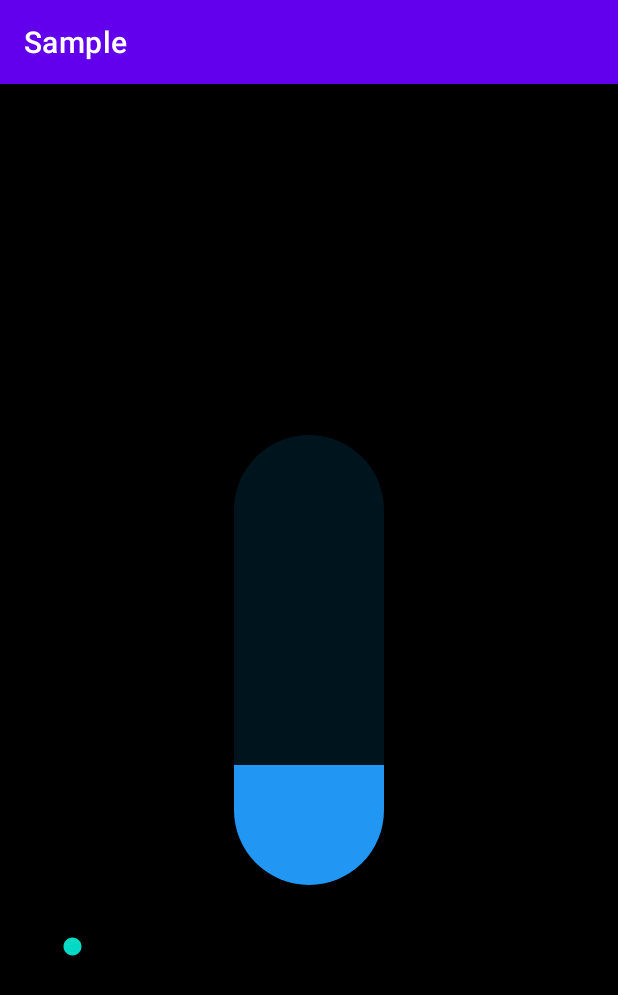
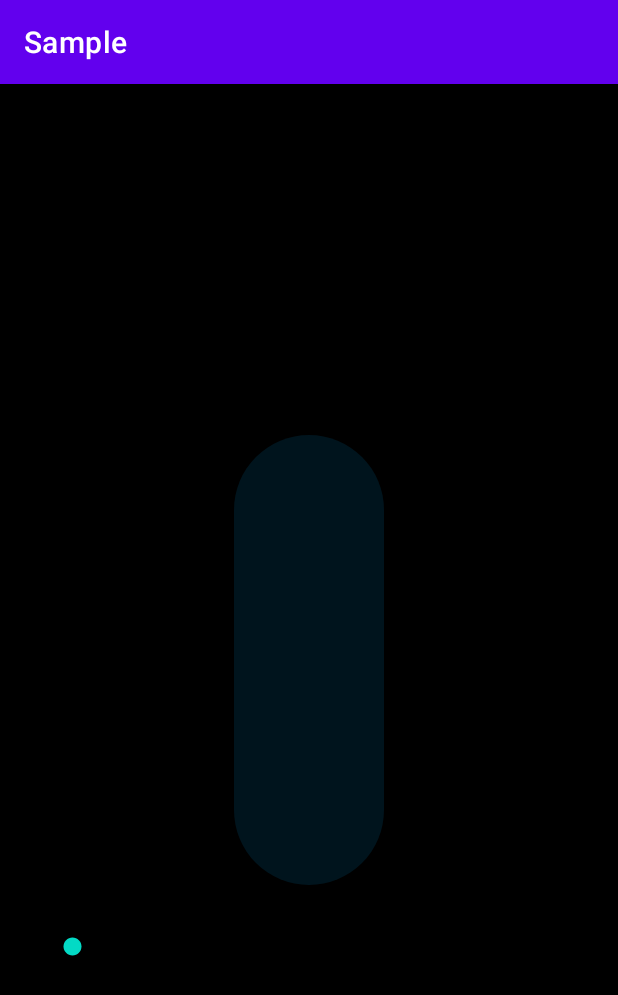
Before and after one commit to luthfipun/CardBattery, an Android app: the screen it shows after launch (MainActivity), on a phone screen of 412 x 824 dp. Shown: the top 995 px of the screen. Run offline under Robolectric (Android 15) with nearby library versions, the light colour scheme and no system bars.

Commit message:
Fix typo and added show progress status

```diff
--- a/app/src/main/res/layout/activity_main.xml
+++ b/app/src/main/res/layout/activity_main.xml
@@ -13,8 +13,9 @@
         android:layout_height="300dp"
         app:cbProgress="0"
         app:cbRadius="120"
-        app:cbProgress_color="#2196F3"
+        app:cbProgressColor="#2196F3"
         app:cbBackground="#1E03A9F4"
+        app:cbShowProgress="false"
         app:layout_constraintBottom_toBottomOf="parent"
         app:layout_constraintEnd_toEndOf="parent"
         app:layout_constraintHorizontal_bias="0.5"
--- a/cardbattrey/src/main/java/luthfipun/cardbattrey/CardBattery.kt
+++ b/cardbattrey/src/main/java/luthfipun/cardbattrey/CardBattery.kt
@@ -13,6 +13,7 @@ class CardBattery(context: Context?, attrs: AttributeSet?) : View(context, attrs
         private const val DEFAULT_BG = Color.GRAY
         private const val DEFAULT_PROGRESS = 0
         private const val DEFAULT_PROGRESS_COLOR = Color.BLUE
+        private const val DEFAULT_SHOW_PROGRESS = true
     }
 
     private val paint = Paint(Paint.ANTI_ALIAS_FLAG)
@@ -21,6 +22,7 @@ class CardBattery(context: Context?, attrs: AttributeSet?) : View(context, attrs
     private var progress = DEFAULT_PROGRESS
     private var progressColor = DEFAULT_PROGRESS_COLOR
     private var loading = 0
+    private var showProgress = DEFAULT_SHOW_PROGRESS
 
     init {
         init(attrs)
@@ -33,7 +35,8 @@ class CardBattery(context: Context?, attrs: AttributeSet?) : View(context, attrs
         bgColor = typeArray.getColor(R.styleable.CardBattery_cbBackground, DEFAULT_BG)
         radius = typeArray.getInt(R.styleable.CardBattery_cbRadius, DEFAULT_RADIUS)
         progress = typeArray.getInt(R.styleable.CardBattery_cbProgress, DEFAULT_PROGRESS)
-        progressColor = typeArray.getColor(R.styleable.CardBattery_cbProgress_color, DEFAULT_PROGRESS_COLOR)
+        progressColor = typeArray.getColor(R.styleable.CardBattery_cbProgressColor, DEFAULT_PROGRESS_COLOR)
+        showProgress = typeArray.getBoolean(R.styleable.CardBattery_cbShowProgress, DEFAULT_SHOW_PROGRESS)
 
         typeArray.recycle()
     }
@@ -45,9 +48,9 @@ class CardBattery(context: Context?, attrs: AttributeSet?) : View(context, attrs
     }
 
     private fun drawProgress(canvas: Canvas?) {
-
+        if (showProgress){
+            paint.style = Paint.Style.FILL
             paint.color = progressColor
-        paint.style = Paint.Style.FILL
 
             val rectF = RectF()
             rectF.set(
@@ -67,6 +70,7 @@ class CardBattery(context: Context?, attrs: AttributeSet?) : View(context, attrs
             val path = Path()
             path.addRoundRect(rectF, corners, Path.Direction.CW)
             canvas?.drawPath(path, paint)
+        }
     }
 
     private fun calculateProgress(): Float {
@@ -138,4 +142,13 @@ class CardBattery(context: Context?, attrs: AttributeSet?) : View(context, attrs
     fun getRadius(): Int {
         return radius
     }
+
+    fun setShowProgress(boolean: Boolean) {
+        showProgress = boolean
+        invalidate()
     }
+
+    fun isShowProgress(): Boolean {
+        return showProgress
+    }
+}
--- a/cardbattrey/src/main/res/values/attrs.xml
+++ b/cardbattrey/src/main/res/values/attrs.xml
@@ -4,6 +4,7 @@
         <attr name="cbBackground" format="color" />
         <attr name="cbRadius" format="integer" />
         <attr name="cbProgress" format="integer" />
-        <attr name="cbProgress_color" format="color" />
+        <attr name="cbProgressColor" format="color" />
+        <attr name="cbShowProgress" format="boolean" />
     </declare-styleable>
 </resources>
```
Lines whose indentation alone changed are shown as unchanged.
